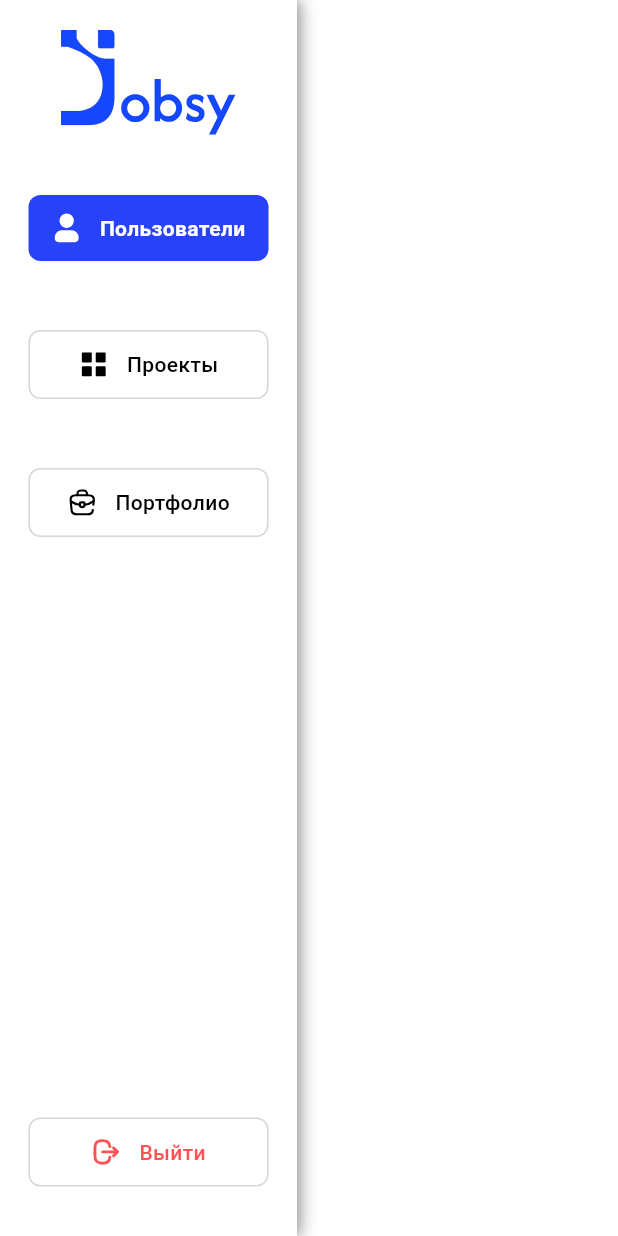
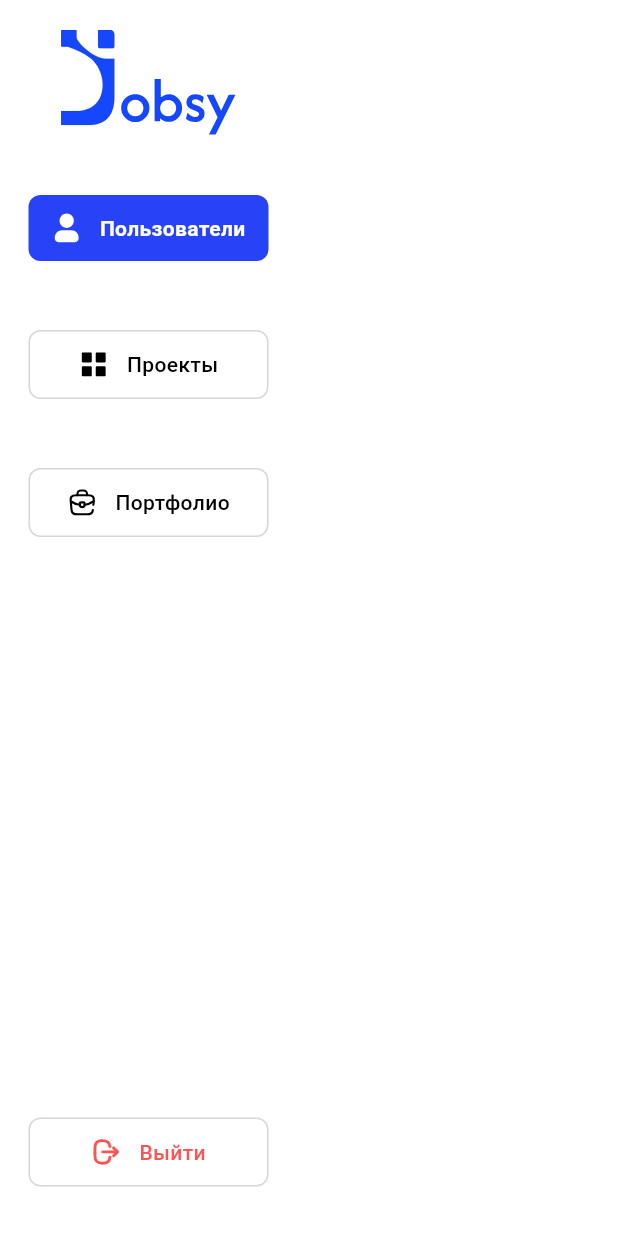
Before and after one commit to TP-Jobsy/jobsy-admin, a Flutter app: the Sidebar widget shown alone on an empty page, opened directly, on a phone screen of 412 x 824 dp. Run offline on Flutter 3.47's test engine with Material 3 defaults, Android fonts, the phone set to English and light mode, and no system bars; our stand-ins replace cached_network_image, flutter_secure_storage, flutter_svg; accounts and stored records are empty; network calls fail.

Commit message:
feat: update screen

```diff
--- a/lib/pages/sidebar.dart
+++ b/lib/pages/sidebar.dart
@@ -73,7 +73,7 @@ class Sidebar extends StatelessWidget {
       decoration: const BoxDecoration(
         color: Palette.white,
         boxShadow: [
-          BoxShadow(color: Palette.black1, blurRadius: 8, offset: Offset(2, 0)),
+          BoxShadow(color: Palette.black),
         ],
       ),
       child: Column(
```
